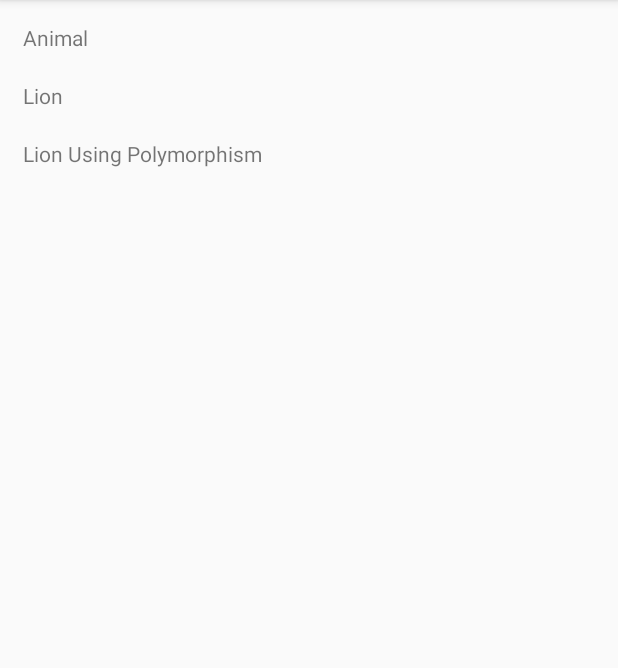
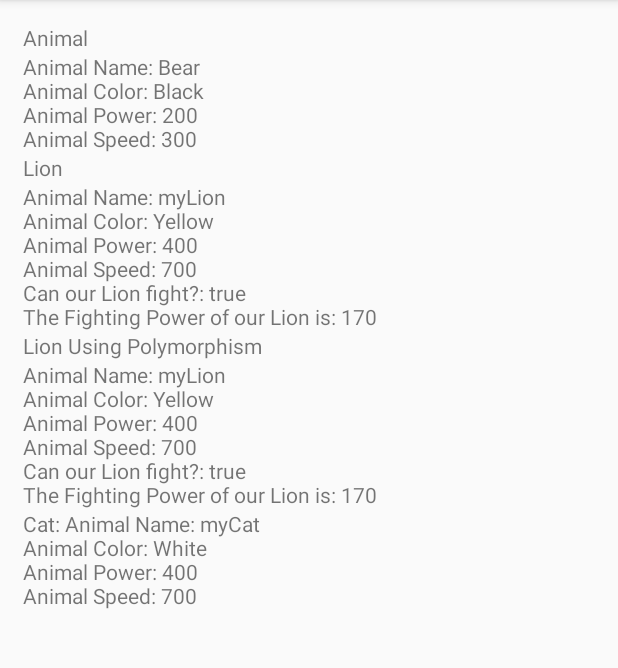
Before and after one commit to blazan420/MasterUsingPolymorphismInJava, an Android app: the screen it shows after launch (MainActivity), on a phone screen of 412 x 824 dp, the part 84-752 px from its top. Run offline under Robolectric (Android 15) with nearby library versions, the phone set to English and light mode, and no system bars.

Commit message:
227 App Number 27 - Part4 - Master using Polymorphism in Java //Complete

```diff
--- a/app/src/main/java/com/example/kevin/masterusingpolymorphisminjava/Animal.java
+++ b/app/src/main/java/com/example/kevin/masterusingpolymorphisminjava/Animal.java
@@ -2,12 +2,15 @@ package com.example.kevin.masterusingpolymorphisminjava;
 
 public class Animal {
 
+    // Instance variables
     private String animalName;
     private String animalColor;
     private int animalPower;
     private int animalSpeed;
 
 
+
+    // Constructor, name "Animal" must be the same as the class name Animal.java
     public Animal(String animalName, String animalColor, int power, int speed) {
 
         if (power <= 0) {
@@ -23,7 +26,6 @@ public class Animal {
         this.animalPower = power;
         this.animalSpeed = speed;
     }
-
 
     public String getAnimalName() {
         return animalName;
@@ -57,7 +59,7 @@ public class Animal {
         this.animalSpeed = animalSpeed;
     }
 
-    public int calculateTheOveralPowerOfAnimal() {
+    public int calculateTheOverallPowerOfAnimal() {
 
         return getAnimalPower() * getAnimalSpeed();
     }
@@ -66,7 +68,7 @@ public class Animal {
     @Override
     public String toString() {
 
-        return String.format("%s: %s%n%s: %d%n%s: %d",
+        return String.format("%s: %s%n%s: %s%n%s: %d%n%s: %d",
                 "Animal Name", getAnimalName(), "Animal Color", getAnimalColor(),
                 "Animal Power", getAnimalPower(), "Animal Speed", getAnimalSpeed());
 
--- a/app/src/main/java/com/example/kevin/masterusingpolymorphisminjava/Cat.java
+++ b/app/src/main/java/com/example/kevin/masterusingpolymorphisminjava/Cat.java
@@ -2,6 +2,7 @@ package com.example.kevin.masterusingpolymorphisminjava;
 
 public class Cat extends Animal{
 
+    //Constructor
     public Cat(String animalName, String animalColor, int power, int speed) {
 
         super(animalName, animalColor, power, speed);
@@ -9,8 +10,8 @@ public class Cat extends Animal{
     }
 
     @Override
-    public int calculateTheOveralPowerOfAnimal() {
-        return super.calculateTheOveralPowerOfAnimal();
+    public int calculateTheOverallPowerOfAnimal() {
+        return super.calculateTheOverallPowerOfAnimal();
     }
 
     @Override
--- a/app/src/main/java/com/example/kevin/masterusingpolymorphisminjava/MainActivity.java
+++ b/app/src/main/java/com/example/kevin/masterusingpolymorphisminjava/MainActivity.java
@@ -15,10 +15,22 @@ public class MainActivity extends AppCompatActivity {
         TextView txtAnimal = (TextView) findViewById(R.id.txtAnimal);
         TextView txtLion = (TextView) findViewById(R.id.txtLion);
         TextView txtPolymorphism = (TextView) findViewById(R.id.txtPolymorphism);
+        TextView txtCat = (TextView)findViewById(R.id.txtCat);
 
-        Animal animal = new Animal("Bear", "Black", -1, -1);
-        Lion lion = new Lion("myLion", "Yellow", -1, -1, true, 170);
+        Animal animal = new Animal("Bear", "Black", 200, 300);
+        Lion lion = new Lion("myLion", "Yellow", 400, 700, true, 170);
 
+
+        txtAnimal.setText(animal.toString());
+        txtLion.setText(lion.toString());
+
+        Animal myAnimal = lion;
+        txtPolymorphism.setText(myAnimal.toString());
+
+        Cat myCat = new Cat("myCat", "White",400, 700);
+
+        Animal myAnimal2 = myCat;
+        txtCat.setText(myCat.toString() );
 
     }
 }
--- a/app/src/main/res/layout/activity_main.xml
+++ b/app/src/main/res/layout/activity_main.xml
@@ -42,7 +42,7 @@
 
                 <TextView
                     android:id="@+id/txtLion"
-                    android:layout_width="match_parent"
+                    android:layout_width="wrap_content"
                     android:layout_height="wrap_content" />
 
                 <TextView
@@ -53,8 +53,14 @@
 
                 <TextView
                     android:id="@+id/txtPolymorphism"
+                    android:layout_width="wrap_content"
+                    android:layout_height="wrap_content" />
+
+                <TextView
+                    android:id="@+id/txtCat"
                     android:layout_width="match_parent"
                     android:layout_height="wrap_content" />
+
             </LinearLayout>
         </ScrollView>
     </LinearLayout>
```
Also changed, not shown: app/src/main/java/com/example/kevin/masterusingpolymorphisminjava/Lion.java (+6 -4 lines).
